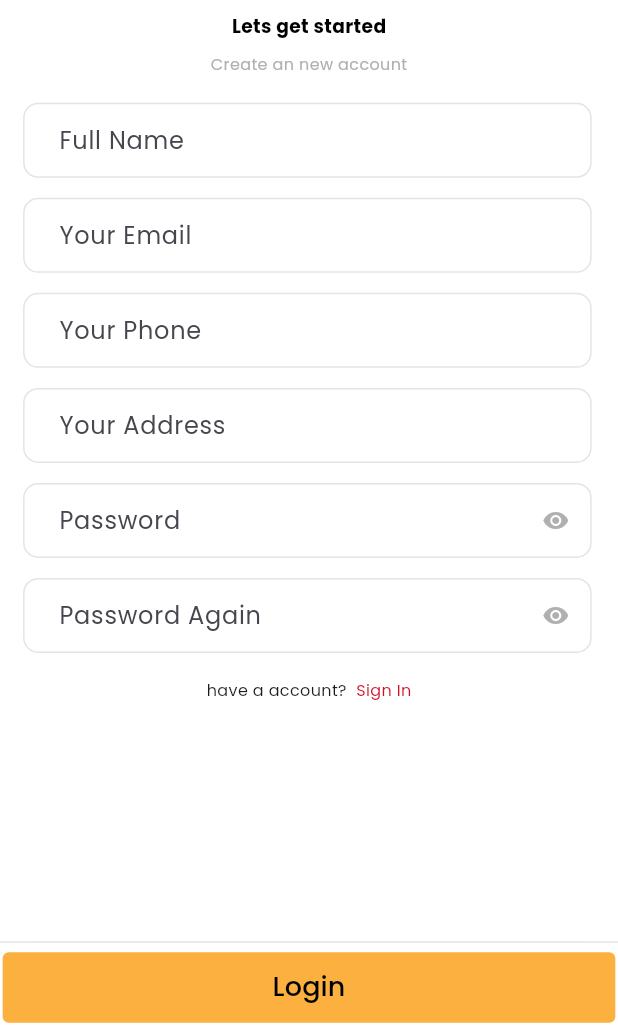
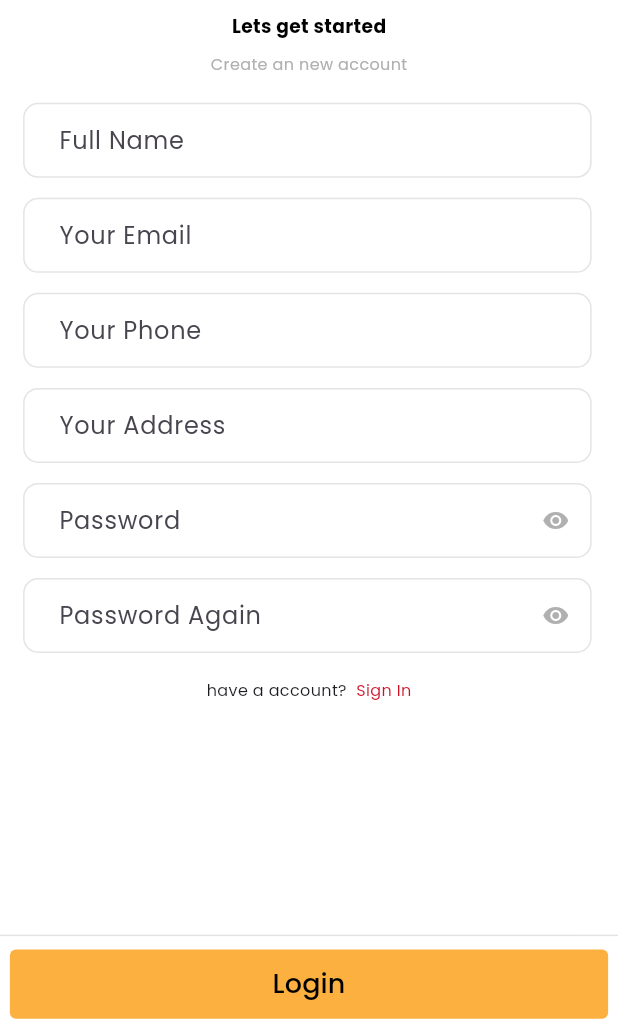
Before and after one commit to MahmoudAhmed121/ecommerce_intrazero, a Flutter app: the screen it shows after launch, after a tap on "Register", on a phone screen of 412 x 824 dp, the part 204-1236 px from its top. Run offline on Flutter 3.47's test engine with Material 3 defaults, Android fonts, the phone set to English and light mode, and no system bars; our stand-ins replace bloc, cached_network_image, carousel_slider, cloud_firestore, delightful_toast, dio and 14 more; accounts and stored records are empty; generated files the repository leaves out were written again.

Commit message:
Adjust UI layout and sign out user in splash screen
- Adjusted padding and height of CustomBottomsheet widget to improve UI layout
- Increased width of placeholder widget in CategoryItemView widget
- Added sign out functionality in navigate() method of _SplashScreenState class to ensure user is logged out before checking for current user.

```diff
--- a/lib/features/auth/presentation/screens/splash_screen.dart
+++ b/lib/features/auth/presentation/screens/splash_screen.dart
@@ -19,6 +19,7 @@ class _SplashScreenState extends State<SplashScreen> {
   }
 
   void navigate() async {
+    FirebaseAuth.instance.signOut();
     if (FirebaseAuth.instance.currentUser != null) {
       context.pushReplacementNamed(homeLayout);
     } else {
--- a/lib/features/auth/presentation/widgets/custom_bottomsheet.dart
+++ b/lib/features/auth/presentation/widgets/custom_bottomsheet.dart
@@ -14,7 +14,8 @@ class CustomBottomsheet extends StatelessWidget {
   @override
   Widget build(BuildContext context) {
     return Container(
-      height: kBottomNavigationBarHeight + 5.h,
+      padding: EdgeInsets.symmetric(horizontal: 5.w),
+      height: kBottomNavigationBarHeight + 10.h,
       decoration: BoxDecoration(
         color: Theme.of(context).scaffoldBackgroundColor,
         border: const Border(
@@ -22,7 +23,7 @@ class CustomBottomsheet extends StatelessWidget {
         ),
       ),
       child: Padding(
-        padding: EdgeInsets.symmetric(horizontal: 2.h, vertical: 7.h),
+        padding: EdgeInsets.symmetric(horizontal: 2.h, vertical: 10.h),
         child: CustomTextButton(
           onPressed: onPressed,
           text: text,
--- a/lib/features/home/presentation/widgets/category_item_view.dart
+++ b/lib/features/home/presentation/widgets/category_item_view.dart
@@ -33,7 +33,7 @@ class CategoryItemView extends StatelessWidget {
                       'https://img.freepik.com/free-vector/product-card-design-template_23-2149687359.jpg?t=st=1721244621~exp=1721248221~hmac=67520874f0305e0a19f6a71cbc84976f6acdd1c5a373a3c17659f28071cb5bae&w=1380',
                   placeholderWidget: EmptyGreyContainer(
                     height: 150,
-                    width: 110,
+                    width: 120,
                   ),
                 ),
               ),
```
